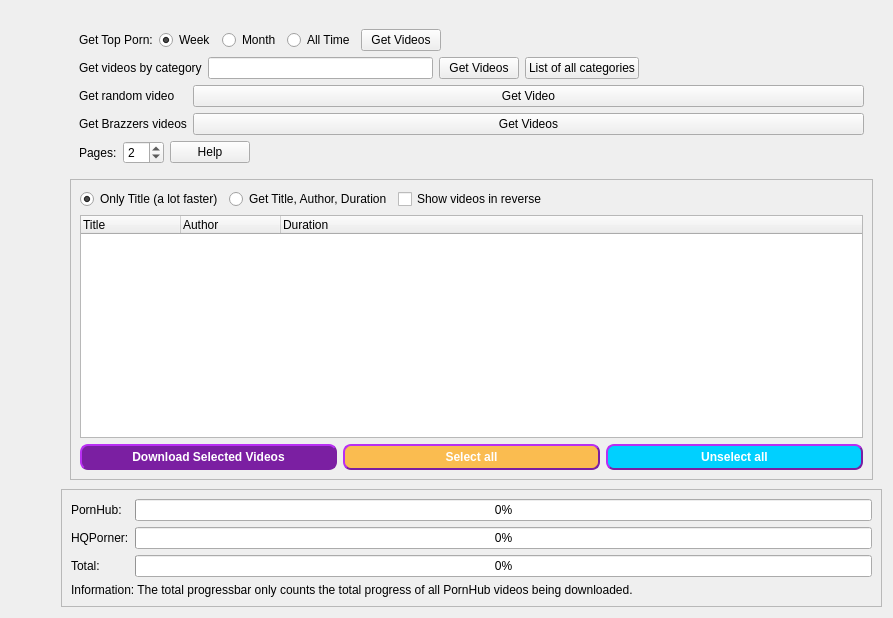
Qt form src/frontend/form_desktop.ui (EchterAlsFake/Porn_Fetch) before a commit.
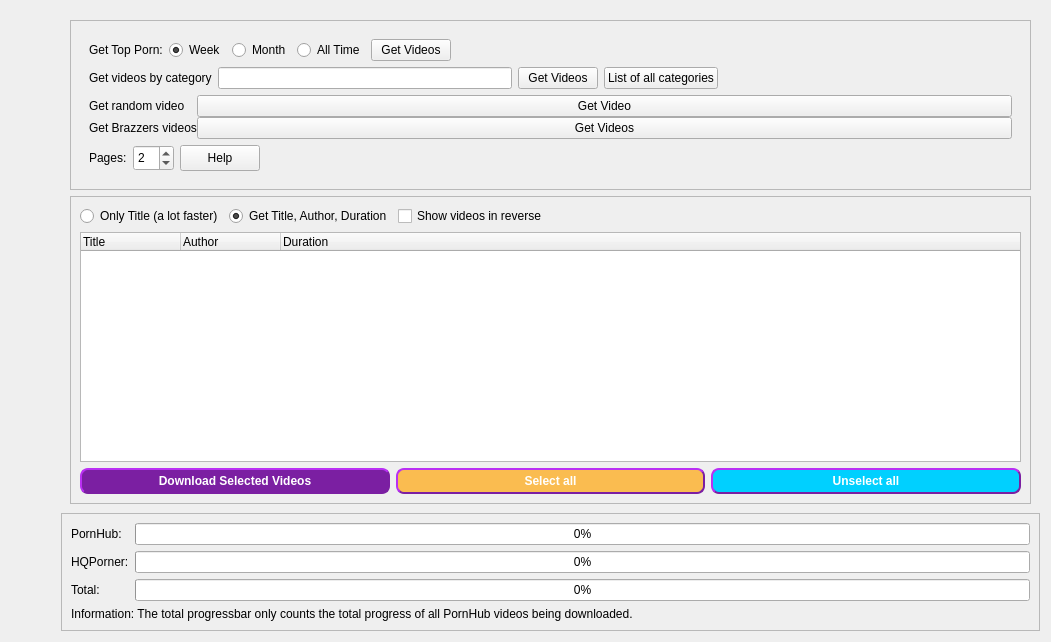
The same form after that commit. The open tabs and pages were chosen to show the change.

Commit message: I FIXED THE LAYOUT!!!!!!!!!!!!!!!!!!!!!!!!!!!!!!!!!!!!!!!!!!!!!!!!!

Patch:
```diff
--- a/src/frontend/form_desktop.ui
+++ b/src/frontend/form_desktop.ui
@@ -6,8 +6,8 @@
    <rect>
     <x>0</x>
     <y>0</y>
-    <width>893</width>
-    <height>618</height>
+    <width>1051</width>
+    <height>642</height>
    </rect>
   </property>
   <property name="sizePolicy">
@@ -25,7 +25,7 @@
   <property name="windowTitle">
    <string>Porn Fetch V3 (C) Johannes Habel GPL 3</string>
   </property>
-  <layout class="QGridLayout" name="gridLayout_14">
+  <layout class="QGridLayout" name="gridLayout_35">
    <item row="0" column="0">
     <layout class="QGridLayout" name="gridLayout_10">
      <property name="spacing">
@@ -251,20 +251,253 @@
           </property>
           <widget class="QWidget" name="page">
            <layout class="QGridLayout" name="gridLayout_8">
-            <item row="0" column="0">
+            <item row="1" column="0">
              <layout class="QVBoxLayout" name="verticalLayout_6">
               <item>
+               <widget class="QScrollArea" name="scrollArea">
+                <property name="widgetResizable">
+                 <bool>true</bool>
+                </property>
+                <widget class="QWidget" name="scrollAreaWidgetContents_3">
+                 <property name="geometry">
+                  <rect>
+                   <x>0</x>
+                   <y>0</y>
+                   <width>943</width>
+                   <height>284</height>
+                  </rect>
+                 </property>
+                 <layout class="QGridLayout" name="gridLayout_4">
+                  <item row="0" column="0">
+                   <layout class="QVBoxLayout" name="verticalLayout_4">
+                    <item>
+                     <layout class="QHBoxLayout" name="horizontalLayout_2">
+                      <item>
+                       <widget class="QRadioButton" name="radio_tree_show_title">
+                        <property name="sizePolicy">
+                         <sizepolicy hsizetype="Fixed" vsizetype="Fixed">
+                          <horstretch>0</horstretch>
+                          <verstretch>0</verstretch>
+                         </sizepolicy>
+                        </property>
+                        <property name="text">
+                         <string>Only Title (a lot faster)</string>
+                        </property>
+                        <property name="checked">
+                         <bool>false</bool>
+                        </property>
+                       </widget>
+                      </item>
+                      <item>
+                       <widget class="QRadioButton" name="radio_tree_show_all">
+                        <property name="sizePolicy">
+                         <sizepolicy hsizetype="Fixed" vsizetype="Fixed">
+                          <horstretch>0</horstretch>
+                          <verstretch>0</verstretch>
+                         </sizepolicy>
+                        </property>
+                        <property name="styleSheet">
+                         <string notr="true"/>
+                        </property>
+                        <property name="text">
+                         <string>Get Title, Author, Duration</string>
+                        </property>
+                        <property name="checked">
+                         <bool>true</bool>
+                        </property>
+                       </widget>
+                      </item>
+                      <item>
+                       <widget class="QCheckBox" name="checkbox_show_videos_reversed">
+                        <property name="text">
+                         <string>Show videos in reverse</string>
+                        </property>
+                       </widget>
+                      </item>
+                     </layout>
+                    </item>
+                    <item>
+                     <widget class="QTreeWidget" name="treeWidget">
+                      <property name="sizePolicy">
+                       <sizepolicy hsizetype="MinimumExpanding" vsizetype="MinimumExpanding">
+                        <horstretch>0</horstretch>
+                        <verstretch>0</verstretch>
+                       </sizepolicy>
+                      </property>
+                      <property name="minimumSize">
+                       <size>
+                        <width>100</width>
+                        <height>200</height>
+                       </size>
+                      </property>
+                      <column>
+                       <property name="text">
+                        <string notr="true">Title</string>
+                       </property>
+                      </column>
+                      <column>
+                       <property name="text">
+                        <string>Author</string>
+                       </property>
+                      </column>
+                      <column>
+                       <property name="text">
+                        <string>Duration</string>
+                       </property>
+                      </column>
+                     </widget>
+                    </item>
+                   </layout>
+                  </item>
+                  <item row="1" column="0">
+                   <layout class="QHBoxLayout" name="horizontalLayout">
+                    <item>
+                     <widget class="QPushButton" name="button_tree_download">
+                      <property name="styleSheet">
+                       <string notr="true">QPushButton {
+    /* Base style */
+    background-color: #7B1FA2; /* Purple background */
+    border-style: outset;
+    border-width: 2px;
+    border-radius: 8px; /* Slightly smaller radius for a smaller look */
+    border-color: #7B1FA2;
+    font: bold 12px; /* Smaller font size */
+    min-width: 8em; /* Smaller width */
+    padding: 4px; /* Less padding for a more compact look */
+    color: white; /* White text */
+}
+
+QPushButton:hover {
+    /* Hover effect */
+    background-color: #9575CD; /* Lighter violet for hover */
+    border-color: #9575CD;
+}
+
+QPushButton:pressed {
+    /* Pressed effect */
+    background-color: #303F9F; /* Dark blue when pressed */
+    border-color: #303F9F;
+    border-style: inset; /* Changes the style to look &quot;pressed&quot; */
+}
+</string>
+                      </property>
+                      <property name="text">
+                       <string>Download Selected Videos</string>
+                      </property>
+                     </widget>
+                    </item>
+                    <item>
+                     <widget class="QPushButton" name="button_tree_select_all">
+                      <property name="styleSheet">
+                       <string notr="true">QPushButton {
+    /* Base style */
+    background-color: rgba(255, 162, 0, 170); /* Purple background */
+	color: rgb(255, 162, 0);
+    border-style: outset;
+    border-width: 2px;
+    border-radius: 8px; /* Slightly smaller radius for a smaller look */
+    border-color: #7B1FA2;
+    font: bold 12px; /* Smaller font size */
+    min-width: 8em; /* Smaller width */
+    padding: 4px; /* Less padding for a more compact look */
+    color: white; /* White text */
+}
+
+QPushButton:hover {
+    /* Hover effect */
+    background-color: #9575CD; /* Lighter violet for hover */
+    border-color: #9575CD;
+}
+
+QPushButton:pressed {
+    /* Pressed effect */
+    background-color: #303F9F; /* Dark blue when pressed */
+    border-color: #303F9F;
+    border-style: inset; /* Changes the style to look &quot;pressed&quot; */
+}
+</string>
+                      </property>
+                      <property name="text">
+                       <string>Select all</string>
+                      </property>
+                     </widget>
+                    </item>
+                    <item>
+                     <widget class="QPushButton" name="button_tree_unselect_all">
+                      <property name="styleSheet">
+                       <string notr="true">QPushButton {
+    /* Base style */
+    background-color: rgb(0, 208, 255); /* Purple background */
+    border-style: outset;
+    border-width: 2px;
+    border-radius: 8px; /* Slightly smaller radius for a smaller look */
+    border-color: #7B1FA2;
+    font: bold 12px; /* Smaller font size */
+    min-width: 8em; /* Smaller width */
+    padding: 4px; /* Less padding for a more compact look */
+    color: white; /* White text */
+}
+
+QPushButton:hover {
+    /* Hover effect */
+    background-color: #9575CD; /* Lighter violet for hover */
+    border-color: #9575CD;
+}
+
+QPushButton:pressed {
+    /* Pressed effect */
+    background-color: #303F9F; /* Dark blue when pressed */
+    border-color: #303F9F;
+    border-style: inset; /* Changes the style to look &quot;pressed&quot; */
+}
+</string>
+                      </property>
+                      <property name="text">
+                       <string>Unselect all</string>
+                      </property>
+                     </widget>
+                    </item>
+                   </layout>
+                  </item>
+                 </layout>
+                </widget>
+               </widget>
+              </item>
+             </layout>
+            </item>
+            <item row="0" column="0">
+             <widget class="QScrollArea" name="scrollArea_5">
+              <property name="sizePolicy">
+               <sizepolicy hsizetype="Expanding" vsizetype="Maximum">
+                <horstretch>0</horstretch>
+                <verstretch>0</verstretch>
+               </sizepolicy>
+              </property>
+              <property name="widgetResizable">
+               <bool>true</bool>
+              </property>
+              <widget class="QWidget" name="scrollAreaWidgetContents_7">
+               <property name="geometry">
+                <rect>
+                 <x>0</x>
+                 <y>0</y>
+                 <width>959</width>
+                 <height>187</height>
+                </rect>
+               </property>
+               <layout class="QGridLayout" name="gridLayout_14">
+                <item row="0" column="0">
                <widget class="QStackedWidget" name="stacked_widget_top">
                 <property name="sizePolicy">
-                 <sizepolicy hsizetype="Preferred" vsizetype="Maximum">
+                   <sizepolicy hsizetype="MinimumExpanding" vsizetype="MinimumExpanding">
                   <horstretch>0</horstretch>
                   <verstretch>0</verstretch>
                  </sizepolicy>
                 </property>
                 <property name="minimumSize">
                  <size>
-                  <width>100</width>
-                  <height>100</height>
+                    <width>600</width>
+                    <height>150</height>
                  </size>
                 </property>
                 <property name="styleSheet">
@@ -794,16 +1027,47 @@
                      <layout class="QHBoxLayout" name="horizontalLayout_6">
                       <item>
                        <widget class="QLabel" name="label_videos_by_category">
+                          <property name="minimumSize">
+                           <size>
+                            <width>0</width>
+                            <height>4</height>
+                           </size>
+                          </property>
                         <property name="text">
                          <string>Get videos by category</string>
                         </property>
                        </widget>
                       </item>
                       <item>
-                       <widget class="QLineEdit" name="lineedit_hqporner_category"/>
+                         <widget class="QLineEdit" name="lineedit_hqporner_category">
+                          <property name="sizePolicy">
+                           <sizepolicy hsizetype="Expanding" vsizetype="Fixed">
+                            <horstretch>0</horstretch>
+                            <verstretch>4</verstretch>
+                           </sizepolicy>
+                          </property>
+                          <property name="minimumSize">
+                           <size>
+                            <width>100</width>
+                            <height>4</height>
+                           </size>
+                          </property>
+                         </widget>
                       </item>
                       <item>
                        <widget class="QPushButton" name="button_hqporner_category_get_videos">
+                          <property name="sizePolicy">
+                           <sizepolicy hsizetype="Minimum" vsizetype="Fixed">
+                            <horstretch>0</horstretch>
+                            <verstretch>0</verstretch>
+                           </sizepolicy>
+                          </property>
+                          <property name="minimumSize">
+                           <size>
+                            <width>0</width>
+                            <height>10</height>
+                           </size>
+                          </property>
                         <property name="text">
                          <string>Get Videos</string>
                         </property>
@@ -811,6 +1075,18 @@
                       </item>
                       <item>
                        <widget class="QPushButton" name="button_list_categories">
+                          <property name="sizePolicy">
+                           <sizepolicy hsizetype="Minimum" vsizetype="Fixed">
+                            <horstretch>0</horstretch>
+                            <verstretch>0</verstretch>
+                           </sizepolicy>
+                          </property>
+                          <property name="minimumSize">
+                           <size>
+                            <width>0</width>
+                            <height>10</height>
+                           </size>
+                          </property>
                         <property name="text">
                          <string>List of all categories</string>
                         </property>
@@ -842,6 +1118,12 @@
                       </item>
                       <item>
                        <widget class="QRadioButton" name="radio_top_porn_week">
+                          <property name="minimumSize">
+                           <size>
+                            <width>0</width>
+                            <height>10</height>
+                           </size>
+                          </property>
                         <property name="text">
                          <string>Week</string>
                         </property>
@@ -852,6 +1134,12 @@
                       </item>
                       <item>
                        <widget class="QRadioButton" name="radio_top_porn_month">
+                          <property name="minimumSize">
+                           <size>
+                            <width>0</width>
+                            <height>10</height>
+                           </size>
+                          </property>
                         <property name="text">
                          <string>Month</string>
                         </property>
@@ -859,6 +1147,12 @@
                       </item>
                       <item>
                        <widget class="QRadioButton" name="radio_top_porn_all_time">
+                          <property name="minimumSize">
+                           <size>
+                            <width>0</width>
+                            <height>10</height>
+                           </size>
+                          </property>
                         <property name="text">
                          <string>All Time</string>
                         </property>
@@ -866,6 +1160,12 @@
                       </item>
                       <item>
                        <widget class="QPushButton" name="button_top_porn_get_videos">
+                          <property name="minimumSize">
+                           <size>
+                            <width>0</width>
+                            <height>10</height>
+                           </size>
+                          </property>
                         <property name="text">
                          <string>Get Videos</string>
                         </property>
@@ -897,6 +1197,18 @@
                       </item>
                       <item>
                        <widget class="QSpinBox" name="spinbox_pages">
+                          <property name="sizePolicy">
+                           <sizepolicy hsizetype="Minimum" vsizetype="MinimumExpanding">
+                            <horstretch>0</horstretch>
+                            <verstretch>0</verstretch>
+                           </sizepolicy>
+                          </property>
+                          <property name="minimumSize">
+                           <size>
+                            <width>0</width>
+                            <height>4</height>
+                           </size>
+                          </property>
                         <property name="value">
                          <number>2</number>
                         </property>
@@ -904,6 +1216,18 @@
                       </item>
                       <item>
                        <widget class="QPushButton" name="button_help_pages">
+                          <property name="sizePolicy">
+                           <sizepolicy hsizetype="Minimum" vsizetype="MinimumExpanding">
+                            <horstretch>0</horstretch>
+                            <verstretch>0</verstretch>
+                           </sizepolicy>
+                          </property>
+                          <property name="minimumSize">
+                           <size>
+                            <width>0</width>
+                            <height>4</height>
+                           </size>
+                          </property>
                         <property name="text">
                          <string>Help</string>
                         </property>
@@ -926,10 +1250,22 @@
                     </item>
                     <item row="2" column="0">
                      <layout class="QHBoxLayout" name="horizontalLayout_4">
+                        <property name="spacing">
+                         <number>0</number>
+                        </property>
+                        <property name="topMargin">
+                         <number>0</number>
+                        </property>
                       <item>
                        <layout class="QFormLayout" name="formLayout">
                         <item row="0" column="0">
                          <widget class="QLabel" name="labe_get_random_video">
+                            <property name="minimumSize">
+                             <size>
+                              <width>0</width>
+                              <height>4</height>
+                             </size>
+                            </property>
                           <property name="text">
                            <string>Get random video</string>
                           </property>
@@ -937,6 +1273,18 @@
                         </item>
                         <item row="0" column="1">
                          <widget class="QPushButton" name="button_get_random_videos">
+                            <property name="sizePolicy">
+                             <sizepolicy hsizetype="MinimumExpanding" vsizetype="Minimum">
+                              <horstretch>0</horstretch>
+                              <verstretch>0</verstretch>
+                             </sizepolicy>
+                            </property>
+                            <property name="minimumSize">
+                             <size>
+                              <width>0</width>
+                              <height>10</height>
+                             </size>
+                            </property>
                           <property name="text">
                            <string>Get Video</string>
                           </property>
@@ -944,6 +1292,12 @@
                         </item>
                         <item row="1" column="0">
                          <widget class="QLabel" name="label_get_brazzers_videos">
+                            <property name="minimumSize">
+                             <size>
+                              <width>0</width>
+                              <height>4</height>
+                             </size>
+                            </property>
                           <property name="text">
                            <string>Get Brazzers videos</string>
                           </property>
@@ -951,219 +1305,27 @@
                         </item>
                         <item row="1" column="1">
                          <widget class="QPushButton" name="button_get_brazzers_videos">
-                          <property name="text">
-                           <string>Get Videos</string>
-                          </property>
-                         </widget>
-                        </item>
-                       </layout>
-                      </item>
-                     </layout>
-                    </item>
-                   </layout>
-                  </item>
-                 </layout>
-                </widget>
-               </widget>
-              </item>
-              <item>
-               <widget class="QScrollArea" name="scrollArea">
-                <property name="widgetResizable">
-                 <bool>true</bool>
-                </property>
-                <widget class="QWidget" name="scrollAreaWidgetContents_3">
-                 <property name="geometry">
-                  <rect>
-                   <x>0</x>
-                   <y>0</y>
-                   <width>785</width>
-                   <height>284</height>
-                  </rect>
-                 </property>
-                 <layout class="QGridLayout" name="gridLayout_4">
-                  <item row="0" column="0">
-                   <layout class="QVBoxLayout" name="verticalLayout_4">
-                    <item>
-                     <layout class="QHBoxLayout" name="horizontalLayout_2">
-                      <item>
-                       <widget class="QRadioButton" name="radio_tree_show_title">
                         <property name="sizePolicy">
-                         <sizepolicy hsizetype="Fixed" vsizetype="Fixed">
-                          <horstretch>0</horstretch>
-                          <verstretch>0</verstretch>
-                         </sizepolicy>
-                        </property>
-                        <property name="text">
-                         <string>Only Title (a lot faster)</string>
-                        </property>
-                        <property name="checked">
-                         <bool>true</bool>
-                        </property>
-                       </widget>
-                      </item>
-                      <item>
-                       <widget class="QRadioButton" name="radio_tree_show_all">
-                        <property name="sizePolicy">
-                         <sizepolicy hsizetype="Fixed" vsizetype="Fixed">
-                          <horstretch>0</horstretch>
-                          <verstretch>0</verstretch>
-                         </sizepolicy>
-                        </property>
-                        <property name="text">
-                         <string>Get Title, Author, Duration</string>
-                        </property>
-                       </widget>
-                      </item>
-                      <item>
-                       <widget class="QCheckBox" name="checkbox_show_videos_reversed">
-                        <property name="text">
-                         <string>Show videos in reverse</string>
-                        </property>
-                       </widget>
-                      </item>
-                     </layout>
-                    </item>
-                    <item>
-                     <widget class="QTreeWidget" name="treeWidget">
-                      <property name="sizePolicy">
-                       <sizepolicy hsizetype="MinimumExpanding" vsizetype="MinimumExpanding">
+                             <sizepolicy hsizetype="Preferred" vsizetype="Fixed">
                         <horstretch>0</horstretch>
                         <verstretch>0</verstretch>
                        </sizepolicy>
                       </property>
                       <property name="minimumSize">
                        <size>
-                        <width>100</width>
-                        <height>200</height>
-                       </size>
-                      </property>
-                      <column>
+                              <width>0</width>
+                              <height>10</height>
+                             </size>
+                            </property>
                        <property name="text">
-                        <string notr="true">Title</string>
-                       </property>
-                      </column>
-                      <column>
-                       <property name="text">
-                        <string>Author</string>
-                       </property>
-                      </column>
-                      <column>
-                       <property name="text">
-                        <string>Duration</string>
-                       </property>
-                      </column>
+                             <string>Get Videos</string>
+                            </property>
                      </widget>
                     </item>
                    </layout>
                   </item>
-                  <item row="1" column="0">
-                   <layout class="QHBoxLayout" name="horizontalLayout">
-                    <item>
-                     <widget class="QPushButton" name="button_tree_download">
-                      <property name="styleSheet">
-                       <string notr="true">QPushButton {
-    /* Base style */
-    background-color: #7B1FA2; /* Purple background */
-    border-style: outset;
-    border-width: 2px;
-    border-radius: 8px; /* Slightly smaller radius for a smaller look */
-    border-color: #7B1FA2;
-    font: bold 12px; /* Smaller font size */
-    min-width: 8em; /* Smaller width */
-    padding: 4px; /* Less padding for a more compact look */
-    color: white; /* White text */
-}
-
-QPushButton:hover {
-    /* Hover effect */
-    background-color: #9575CD; /* Lighter violet for hover */
-    border-color: #9575CD;
-}
-
-QPushButton:pressed {
-    /* Pressed effect */
-    background-color: #303F9F; /* Dark blue when pressed */
-    border-color: #303F9F;
-    border-style: inset; /* Changes the style to look &quot;pressed&quot; */
-}
-</string>
-                      </property>
-                      <property name="text">
-                       <string>Download Selected Videos</string>
-                      </property>
-                     </widget>
-                    </item>
-                    <item>
-                     <widget class="QPushButton" name="button_tree_select_all">
-                      <property name="styleSheet">
-                       <string notr="true">QPushButton {
-    /* Base style */
-    background-color: rgba(255, 162, 0, 170); /* Purple background */
-	color: rgb(255, 162, 0);
-    border-style: outset;
-    border-width: 2px;
-    border-radius: 8px; /* Slightly smaller radius for a smaller look */
-    border-color: #7B1FA2;
-    font: bold 12px; /* Smaller font size */
-    min-width: 8em; /* Smaller width */
-    padding: 4px; /* Less padding for a more compact look */
-    color: white; /* White text */
-}
-
-QPushButton:hover {
-    /* Hover effect */
-    background-color: #9575CD; /* Lighter violet for hover */
-    border-color: #9575CD;
-}
-
-QPushButton:pressed {
-    /* Pressed effect */
-    background-color: #303F9F; /* Dark blue when pressed */
-    border-color: #303F9F;
-    border-style: inset; /* Changes the style to look &quot;pressed&quot; */
-}
-</string>
-                      </property>
-                      <property name="text">
-                       <string>Select all</string>
-                      </property>
-                     </widget>
-                    </item>
-                    <item>
-                     <widget class="QPushButton" name="button_tree_unselect_all">
-                      <property name="styleSheet">
-                       <string notr="true">QPushButton {
-    /* Base style */
-    background-color: rgb(0, 208, 255); /* Purple background */
-    border-style: outset;
-    border-width: 2px;
-    border-radius: 8px; /* Slightly smaller radius for a smaller look */
-    border-color: #7B1FA2;
-    font: bold 12px; /* Smaller font size */
-    min-width: 8em; /* Smaller width */
-    padding: 4px; /* Less padding for a more compact look */
-    color: white; /* White text */
-}
-
-QPushButton:hover {
-    /* Hover effect */
-    background-color: #9575CD; /* Lighter violet for hover */
-    border-color: #9575CD;
-}
-
-QPushButton:pressed {
-    /* Pressed effect */
-    background-color: #303F9F; /* Dark blue when pressed */
-    border-color: #303F9F;
-    border-style: inset; /* Changes the style to look &quot;pressed&quot; */
-}
-</string>
-                      </property>
-                      <property name="text">
-                       <string>Unselect all</string>
-                      </property>
-                     </widget>
-                    </item>
+                       </layout>
+                      </item>
                    </layout>
                   </item>
                  </layout>
@@ -1171,6 +1333,8 @@
                </widget>
               </item>
              </layout>
+              </widget>
+             </widget>
             </item>
            </layout>
           </widget>
@@ -2205,7 +2369,7 @@
             <rect>
              <x>0</x>
              <y>0</y>
-             <width>805</width>
+             <width>963</width>
              <height>122</height>
             </rect>
            </property>
```
Left out of the diff: 55 changed lines with no effect on the pictures. Lines whose indentation alone changed are shown as unchanged. The commit also changes 2 other files.
